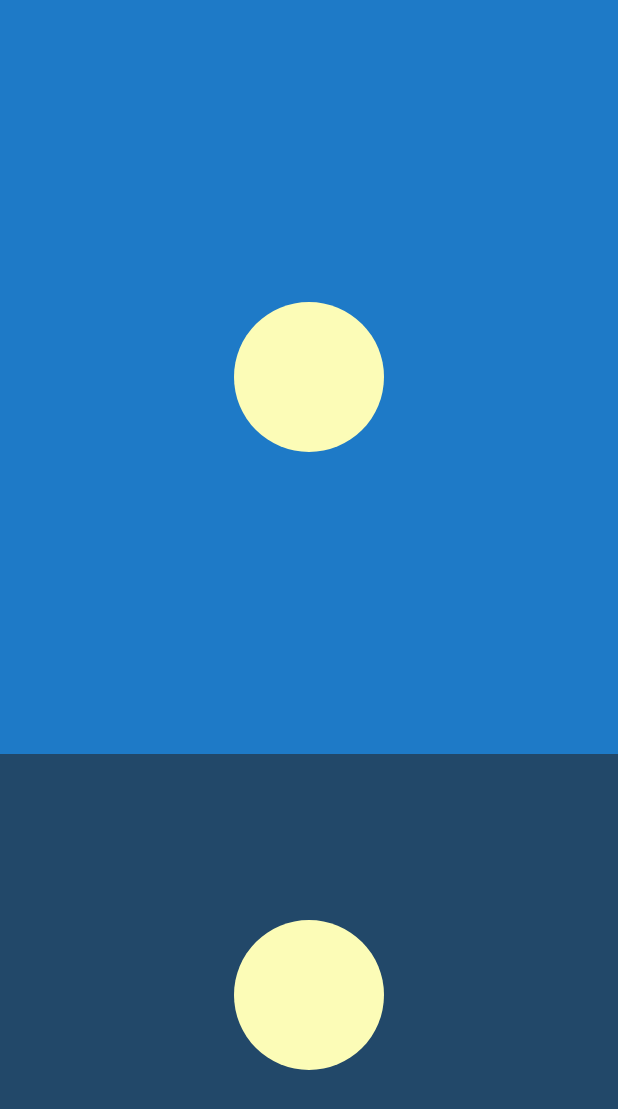
After one commit to crystalDf/The-Big-Nerd-Ranch-Guide-3rd-Edition-Chapter-32-Sunset, an Android app: the layout fragment_sunset.xml on its own in the app's theme, with its tools: preview values and no code run, on a phone screen of 412 x 824 dp. The commit adds this screen. Shown: the top 1109 px of the screen. Run offline under Robolectric (Android 15) with nearby library versions, the phone set to English and light mode, and no system bars.

Commit message:
Chapter 32 Sunset

```diff
--- /dev/null
+++ b/app/src/main/res/drawable/sun.xml
@@ -0,0 +1,5 @@
+<?xml version="1.0" encoding="utf-8"?>
+<shape xmlns:android="http://schemas.android.com/apk/res/android"
+    android:shape="oval">
+    <solid android:color="@color/bright_sun"/>
+</shape>
--- /dev/null
+++ b/app/src/main/res/layout/fragment_sunset.xml
@@ -0,0 +1,51 @@
+<?xml version="1.0" encoding="utf-8"?>
+<android.support.constraint.ConstraintLayout
+    xmlns:android="http://schemas.android.com/apk/res/android"
+    xmlns:app="http://schemas.android.com/apk/res-auto"
+    xmlns:tools="http://schemas.android.com/tools"
+    android:layout_width="match_parent"
+    android:layout_height="match_parent"
+    android:orientation="vertical"
+    tools:context="com.star.sunset.SunsetActivity">
+
+    <FrameLayout
+        android:id="@+id/sky"
+        android:layout_width="match_parent"
+        android:layout_height="0dp"
+        app:layout_constraintLeft_toLeftOf="parent"
+        app:layout_constraintTop_toTopOf="parent"
+        app:layout_constraintRight_toRightOf="parent"
+        app:layout_constraintBottom_toTopOf="@+id/sea"
+        app:layout_constraintVertical_weight="0.61"
+        android:background="@color/blue_sky">
+
+        <ImageView
+            android:id="@+id/sun"
+            android:layout_width="100dp"
+            android:layout_height="100dp"
+            android:layout_gravity="center"
+            android:src="@drawable/sun"/>
+
+    </FrameLayout>
+
+    <FrameLayout
+        android:id="@+id/sea"
+        android:layout_width="match_parent"
+        android:layout_height="0dp"
+        app:layout_constraintLeft_toLeftOf="parent"
+        app:layout_constraintTop_toBottomOf="@+id/sky"
+        app:layout_constraintRight_toRightOf="parent"
+        app:layout_constraintBottom_toBottomOf="parent"
+        app:layout_constraintVertical_weight="0.39"
+        android:background="@color/sea">
+
+        <ImageView
+            android:id="@+id/shadow"
+            android:layout_width="100dp"
+            android:layout_height="100dp"
+            android:layout_gravity="center"
+            android:src="@drawable/sun"/>
+
+    </FrameLayout>
+
+</android.support.constraint.ConstraintLayout>
--- a/app/src/main/res/values/colors.xml
+++ b/app/src/main/res/values/colors.xml
@@ -3,4 +3,12 @@
     <color name="colorPrimary">#3F51B5</color>
     <color name="colorPrimaryDark">#303F9F</color>
     <color name="colorAccent">#FF4081</color>
+
+    <color name="bright_sun">#FCFCB7</color>
+    <color name="blue_sky">#1E7AC7</color>
+    <color name="sun_set_sky">#EC8100</color>
+    <color name="night_sky">#05192E</color>
+    <color name="sea">#224869</color>
+    <color name="heat_sun">#FFFF0000</color>
+    <color name="cold_sun">#00FF0000</color>
 </resources>
```
Also changed, not shown: app/src/main/java/com/star/sunset/SingleFragmentActivity.java (added, +35 -0 lines), app/src/main/java/com/star/sunset/SunsetActivity.java (+4 -6 lines), app/src/main/java/com/star/sunset/SunsetFragment.java (added, +215 -0 lines), app/src/main/res/layout/activity_fragment.xml (added, +8 -0 lines), app/src/main/res/layout/activity_sunset.xml (deleted, +0 -19 lines).
